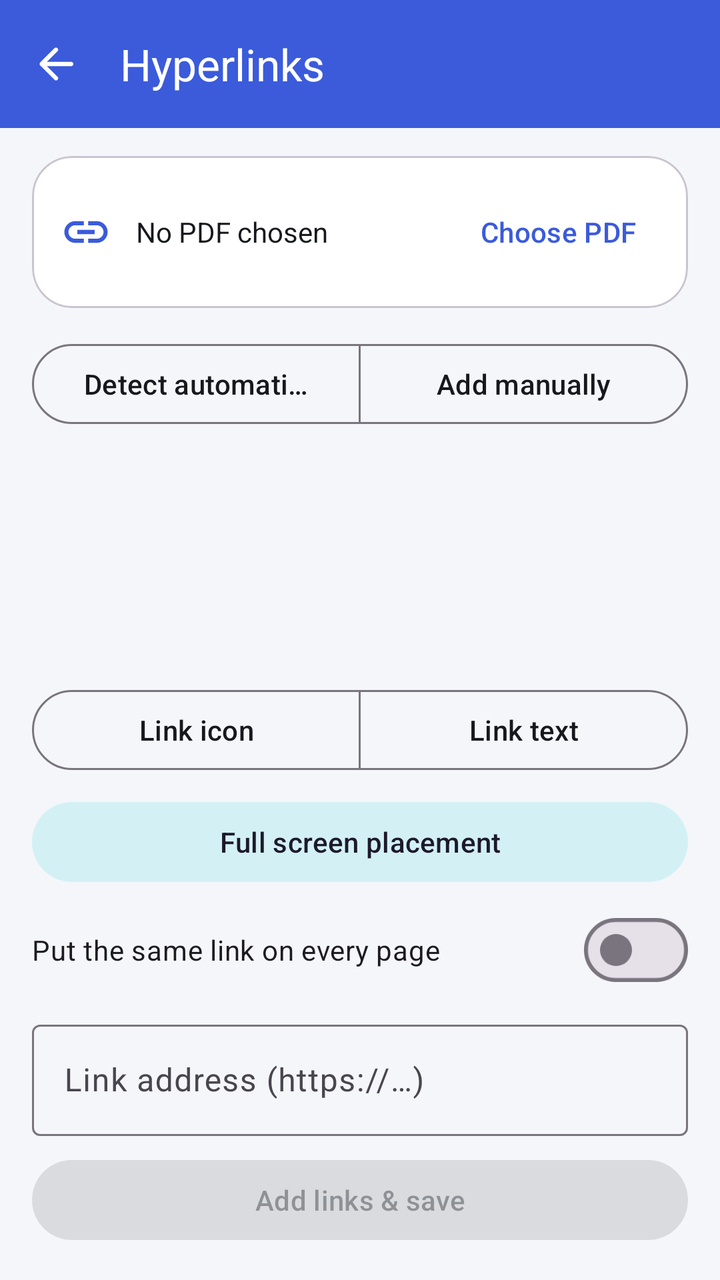
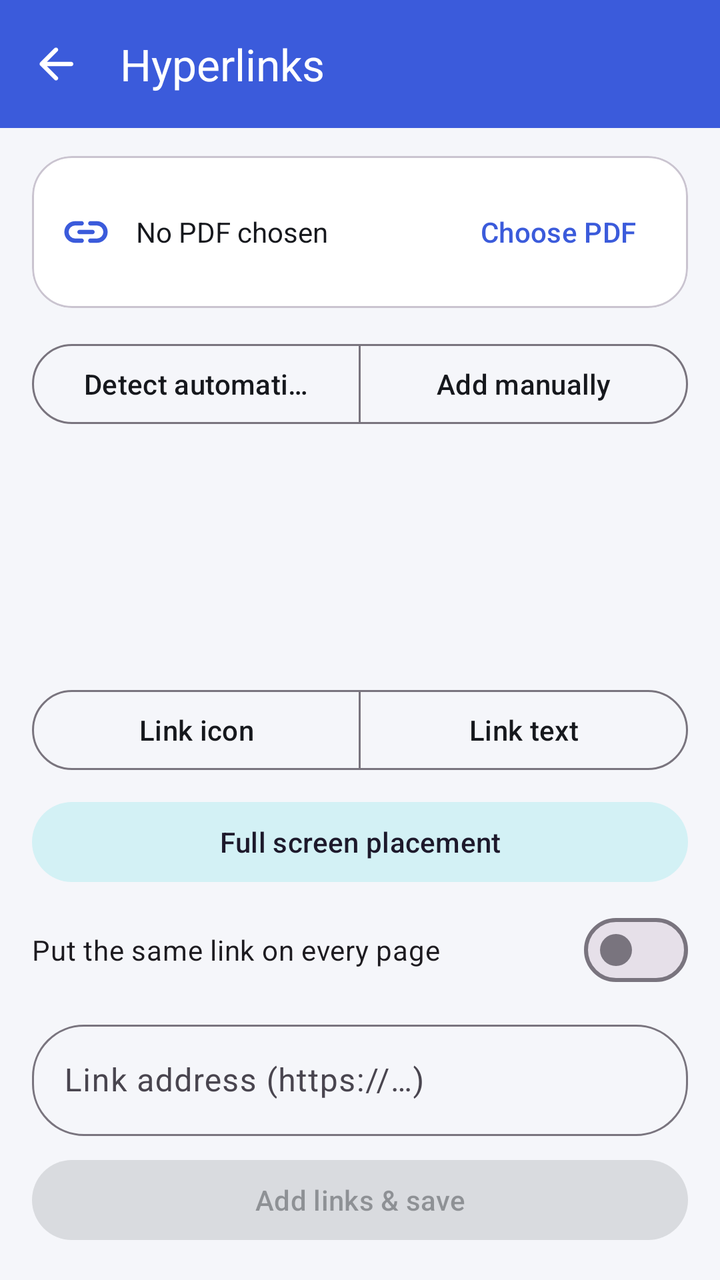

Screens rendered from an Android XML layout before and after an edit, with the pre-edit source and the edit as a unified diff.
<!-- AndroidManifest.xml: application theme Theme.PDFsmith -->
<!-- res/layout/activity_links.xml -->
<?xml version="1.0" encoding="utf-8"?>
<LinearLayout xmlns:android="http://schemas.android.com/apk/res/android"
    xmlns:app="http://schemas.android.com/apk/res-auto"
    android:layout_width="match_parent"
    android:layout_height="match_parent"
    android:background="@color/app_background"
    android:orientation="vertical">

    <com.google.android.material.appbar.MaterialToolbar
        android:id="@+id/toolbar"
        android:layout_width="match_parent"
        android:layout_height="?attr/actionBarSize"
        android:background="?attr/colorPrimary"
        app:navigationIcon="@drawable/ic_back"
        app:navigationIconTint="@color/white"
        app:title="@string/tool_links"
        app:titleTextColor="@color/white" />

    <com.google.android.material.card.MaterialCardView
        android:layout_width="match_parent"
        android:layout_height="wrap_content"
        android:layout_marginStart="16dp"
        android:layout_marginTop="14dp"
        android:layout_marginEnd="16dp"
        app:cardCornerRadius="20dp">

        <LinearLayout
            android:layout_width="match_parent"
            android:layout_height="wrap_content"
            android:gravity="center_vertical"
            android:orientation="horizontal"
            android:padding="14dp">

            <ImageView
                android:layout_width="26dp"
                android:layout_height="26dp"
                android:contentDescription="@string/tool_links"
                android:src="@drawable/ic_link"
                app:tint="@color/brand_primary" />

            <TextView
                android:id="@+id/fileName"
                android:layout_width="0dp"
                android:layout_height="wrap_content"
                android:layout_marginStart="12dp"
                android:layout_weight="1"
                android:ellipsize="middle"
                android:maxLines="1"
                android:text="@string/msg_no_file_chosen"
                android:textColor="@color/text_primary"
                android:textSize="14sp" />

            <com.google.android.material.button.MaterialButton
                android:id="@+id/btnChoose"
                style="@style/Widget.Material3.Button.TextButton"
                android:layout_width="wrap_content"
                android:layout_height="wrap_content"
                android:text="@string/action_choose_pdf" />
        </LinearLayout>
    </com.google.android.material.card.MaterialCardView>

    <com.google.android.material.button.MaterialButtonToggleGroup
        android:id="@+id/modeGroup"
        android:layout_width="match_parent"
        android:layout_height="wrap_content"
        android:layout_marginStart="16dp"
        android:layout_marginTop="14dp"
        android:layout_marginEnd="16dp"
        app:selectionRequired="true"
        app:singleSelection="true">

        <com.google.android.material.button.MaterialButton
            android:id="@+id/modeAuto"
            style="@style/Widget.Material3.Button.OutlinedButton"
            android:layout_width="0dp"
            android:layout_height="wrap_content"
            android:layout_weight="1"
            android:text="@string/links_mode_auto" />

        <com.google.android.material.button.MaterialButton
            android:id="@+id/modeManual"
            style="@style/Widget.Material3.Button.OutlinedButton"
            android:layout_width="0dp"
            android:layout_height="wrap_content"
            android:layout_weight="1"
            android:text="@string/links_mode_manual" />
    </com.google.android.material.button.MaterialButtonToggleGroup>

    <TextView
        android:id="@+id/info"
        android:layout_width="match_parent"
        android:layout_height="wrap_content"
        android:paddingStart="16dp"
        android:paddingTop="12dp"
        android:paddingEnd="16dp"
        android:textColor="@color/text_secondary"
        android:textSize="13sp" />

    <ScrollView
        android:overScrollMode="never"
        android:id="@+id/listWrap"
        android:layout_width="match_parent"
        android:layout_height="0dp"
        android:layout_weight="1"
        android:paddingStart="12dp"
        android:paddingEnd="12dp">

        <LinearLayout
            android:id="@+id/linkList"
            android:layout_width="match_parent"
            android:layout_height="wrap_content"
            android:orientation="vertical" />
    </ScrollView>

    <LinearLayout
        android:id="@+id/manualWrap"
        android:layout_width="match_parent"
        android:layout_height="0dp"
        android:layout_weight="1"
        android:orientation="vertical"
        android:visibility="gone">

        <FrameLayout
            android:layout_width="match_parent"
            android:layout_height="0dp"
            android:layout_weight="1"
            android:background="@color/viewer_bg">

            <ImageView
                android:id="@+id/pageImage"
                android:layout_width="match_parent"
                android:layout_height="match_parent"
                android:contentDescription="@string/tool_links"
                android:scaleType="fitCenter" />

            <com.vk062777.pdfsmith.ui.CropView
                android:id="@+id/rectPick"
                android:layout_width="match_parent"
                android:layout_height="match_parent" />
        </FrameLayout>

        <LinearLayout
            android:layout_width="match_parent"
            android:layout_height="wrap_content"
            android:gravity="center_vertical"
            android:orientation="horizontal"
            android:paddingTop="4dp">

            <ImageButton
                android:id="@+id/prevPage"
                android:layout_width="44dp"
                android:layout_height="44dp"
                android:background="?attr/selectableItemBackgroundBorderless"
                android:contentDescription="@string/action_move_up"
                android:src="@drawable/ic_chevron_left"
                app:tint="@color/text_primary" />

            <TextView
                android:id="@+id/pageLabel"
                android:layout_width="0dp"
                android:layout_height="wrap_content"
                android:layout_weight="1"
                android:gravity="center"
                android:textColor="@color/text_secondary"
                android:textSize="13sp" />

            <ImageButton
                android:id="@+id/nextPage"
                android:layout_width="44dp"
                android:layout_height="44dp"
                android:background="?attr/selectableItemBackgroundBorderless"
                android:contentDescription="@string/action_move_down"
                android:src="@drawable/ic_chevron_right"
                app:tint="@color/text_primary" />
        </LinearLayout>
    </LinearLayout>

    <com.google.android.material.button.MaterialButtonToggleGroup
        android:id="@+id/kindGroup"
        android:layout_width="match_parent"
        android:layout_height="wrap_content"
        android:layout_marginStart="16dp"
        android:layout_marginTop="10dp"
        android:layout_marginEnd="16dp"
        app:selectionRequired="true"
        app:singleSelection="true">

        <com.google.android.material.button.MaterialButton
            android:id="@+id/kindIcon"
            style="@style/Widget.Material3.Button.OutlinedButton"
            android:layout_width="0dp"
            android:layout_height="wrap_content"
            android:layout_weight="1"
            android:text="@string/links_kind_icon" />

        <com.google.android.material.button.MaterialButton
            android:id="@+id/kindText"
            style="@style/Widget.Material3.Button.OutlinedButton"
            android:layout_width="0dp"
            android:layout_height="wrap_content"
            android:layout_weight="1"
            android:text="@string/links_kind_text" />
    </com.google.android.material.button.MaterialButtonToggleGroup>

    <com.google.android.material.textfield.TextInputLayout
        android:id="@+id/textWrap"
        style="@style/Widget.Material3.TextInputLayout.OutlinedBox"
        android:layout_width="match_parent"
        android:layout_height="wrap_content"
        android:layout_marginStart="16dp"
        android:layout_marginTop="8dp"
        android:layout_marginEnd="16dp"
        android:hint="@string/hint_link_text"
        android:visibility="gone">

        <com.google.android.material.textfield.TextInputEditText
            android:id="@+id/textInput"
            android:layout_width="match_parent"
            android:layout_height="wrap_content"
            android:inputType="text"
            android:maxLines="1" />
    </com.google.android.material.textfield.TextInputLayout>

    <LinearLayout
        android:id="@+id/fontRow"
        android:layout_width="match_parent"
        android:layout_height="wrap_content"
        android:layout_marginStart="16dp"
        android:layout_marginTop="8dp"
        android:layout_marginEnd="16dp"
        android:gravity="center_vertical"
        android:orientation="horizontal"
        android:visibility="gone">

        <Spinner
            android:id="@+id/fontSpinner"
            android:layout_width="0dp"
            android:layout_height="wrap_content"
            android:layout_weight="1" />

        <com.google.android.material.textfield.TextInputLayout
            style="@style/Widget.Material3.TextInputLayout.OutlinedBox"
            android:layout_width="96dp"
            android:layout_height="wrap_content"
            android:layout_marginStart="10dp"
            android:hint="@string/hint_link_size">

            <com.google.android.material.textfield.TextInputEditText
                android:id="@+id/sizeInput"
                android:layout_width="match_parent"
                android:layout_height="wrap_content"
                android:inputType="number"
                android:maxLines="1"
                android:text="18" />
        </com.google.android.material.textfield.TextInputLayout>


    </LinearLayout>


    <LinearLayout
        android:id="@+id/opacityRow"
        android:layout_width="match_parent"
        android:layout_height="wrap_content"
        android:layout_marginStart="16dp"
        android:layout_marginTop="8dp"
        android:layout_marginEnd="16dp"
        android:gravity="center_vertical"
        android:orientation="horizontal"
        android:visibility="gone">

        <TextView
            android:layout_width="0dp"
            android:layout_height="wrap_content"
            android:layout_weight="1"
            android:text="@string/label_link_opacity"
            android:textColor="@color/text_secondary"
            android:textSize="13sp" />

        <com.google.android.material.textfield.TextInputLayout
            style="@style/Widget.Material3.TextInputLayout.OutlinedBox"
            android:layout_width="120dp"
            android:layout_height="wrap_content"
            android:hint="@string/hint_link_opacity">

            <com.google.android.material.textfield.TextInputEditText
                android:id="@+id/opacityInput"
                android:layout_width="match_parent"
                android:layout_height="wrap_content"
                android:inputType="number"
                android:maxLines="1"
                android:text="100" />
        </com.google.android.material.textfield.TextInputLayout>
    </LinearLayout>

    <LinearLayout
        android:id="@+id/colourRow"
        android:layout_width="match_parent"
        android:layout_height="wrap_content"
        android:layout_marginStart="16dp"
        android:layout_marginTop="10dp"
        android:layout_marginEnd="16dp"
        android:gravity="center_vertical"
        android:orientation="horizontal"
        android:visibility="gone" />


    <com.google.android.material.button.MaterialButton
        android:id="@+id/btnPlace"
        style="@style/Widget.Material3.Button.TonalButton"
        android:layout_width="match_parent"
        android:layout_height="wrap_content"
        android:layout_marginStart="16dp"
        android:layout_marginTop="8dp"
        android:layout_marginEnd="16dp"
        android:text="@string/links_fullscreen" />

    <com.google.android.material.materialswitch.MaterialSwitch
        android:id="@+id/applyAll"
        android:layout_width="match_parent"
        android:layout_height="wrap_content"
        android:layout_marginStart="16dp"
        android:layout_marginTop="6dp"
        android:layout_marginEnd="16dp"
        android:text="@string/links_apply_all" />

    <com.google.android.material.textfield.TextInputLayout
        android:id="@+id/urlWrap"
        style="@style/Widget.Material3.TextInputLayout.OutlinedBox"
        android:layout_width="match_parent"
        android:layout_height="wrap_content"
        android:layout_marginStart="16dp"
        android:layout_marginTop="8dp"
        android:layout_marginEnd="16dp"
        android:hint="@string/hint_link_url">

        <com.google.android.material.textfield.TextInputEditText
            android:id="@+id/urlInput"
            android:layout_width="match_parent"
            android:layout_height="wrap_content"
            android:inputType="textUri"
            android:maxLines="1" />
    </com.google.android.material.textfield.TextInputLayout>

    <com.google.android.material.button.MaterialButton
        android:id="@+id/btnRun"
        android:layout_width="match_parent"
        android:layout_height="wrap_content"
        android:layout_marginStart="16dp"
        android:layout_marginTop="8dp"
        android:layout_marginEnd="16dp"
        android:layout_marginBottom="16dp"
        android:enabled="false"
        android:text="@string/links_add_save" />

</LinearLayout>
<!-- resources referenced by this layout -->
<resources>
  <color name="app_background">#FFF5F6FA</color>
  <color name="brand_primary">#FF3B5BDB</color>
  <color name="text_primary">#FF16181D</color>
  <color name="text_secondary">#FF5B6472</color>
  <color name="viewer_bg">#FF2B2D33</color>
  <color name="white">#FFFFFFFF</color>
  <!-- drawable ic_link (drawable) -->
  <?xml version="1.0" encoding="utf-8"?>
  <vector xmlns:android="http://schemas.android.com/apk/res/android"
      android:width="24dp" android:height="24dp"
      android:viewportWidth="24" android:viewportHeight="24">
      <path android:fillColor="#FF000000"
          android:pathData="M3.9,12c0,-1.71 1.39,-3.1 3.1,-3.1h4V7H7c-2.76,0 -5,2.24 -5,5s2.24,5 5,5h4v-1.9H7c-1.71,0 -3.1,-1.39 -3.1,-3.1zM8,13h8v-2H8v2zM17,7h-4v1.9h4c1.71,0 3.1,1.39 3.1,3.1s-1.39,3.1 -3.1,3.1h-4V17h4c2.76,0 5,-2.24 5,-5s-2.24,-5 -5,-5z" />
  </vector>
  <string name="action_move_up">Move up</string>
  <string name="hint_link_size">Size</string>
  <string name="links_kind_icon">Link icon</string>
  <string name="links_kind_text">Link text</string>
  <string name="tool_links">Hyperlinks</string>
  <style name="Theme.PDFsmith" parent="Theme.Material3.DayNight.NoActionBar">
          <item name="colorPrimary">#FF3B5BDB</item>
          <item name="colorOnPrimary">@color/white</item>
          <item name="colorPrimaryContainer">#FFDDE4FF</item>
          <item name="colorOnPrimaryContainer">#FF16224F</item>
          <item name="colorSecondary">@color/brand_secondary</item>
          <item name="colorSecondaryContainer">@color/brand_secondary_container</item>
          <item name="android:colorBackground">@color/app_background</item>
          <item name="colorSurface">@color/surface</item>
          <item name="colorOnSurface">@color/text_primary</item>
          <item name="android:statusBarColor">?attr/colorPrimary</item>
          <item name="android:windowLightStatusBar">false</item>
          <item name="android:navigationBarColor">@color/surface</item>
          <item name="android:windowAnimationStyle">@style/Animation.PDFsmith</item>
          <item name="alertDialogTheme">@style/ThemeOverlay.KavoPDF.Dialog</item>
          <item name="materialAlertDialogTheme">@style/ThemeOverlay.KavoPDF.Dialog</item>
      </style>
  <color name="brand_secondary">#FF0C8599</color>
  <color name="surface">#FFFFFFFF</color>
  <!-- unchanged entries left out for length: 20 -->
</resources>

<!-- the commit's change to res/layout/activity_links.xml (unified diff, before → after) -->
@@ -12,9 +12,9 @@
         android:layout_height="?attr/actionBarSize"
         android:background="?attr/colorPrimary"
         app:navigationIcon="@drawable/ic_back"
-        app:navigationIconTint="@color/white"
+        app:navigationIconTint="?attr/colorOnPrimary"
         app:title="@string/tool_links"
-        app:titleTextColor="@color/white" />
+        app:titleTextColor="?attr/colorOnPrimary" />
 
     <com.google.android.material.card.MaterialCardView
         android:layout_width="match_parent"
<!-- resource entries referenced after the edit -->
@@ -9,10 +9,13 @@
   <!-- drawable ic_link (drawable) -->
   <?xml version="1.0" encoding="utf-8"?>
   <vector xmlns:android="http://schemas.android.com/apk/res/android"
-      android:width="24dp" android:height="24dp"
-      android:viewportWidth="24" android:viewportHeight="24">
-      <path android:fillColor="#FF000000"
-          android:pathData="M3.9,12c0,-1.71 1.39,-3.1 3.1,-3.1h4V7H7c-2.76,0 -5,2.24 -5,5s2.24,5 5,5h4v-1.9H7c-1.71,0 -3.1,-1.39 -3.1,-3.1zM8,13h8v-2H8v2zM17,7h-4v1.9h4c1.71,0 3.1,1.39 3.1,3.1s-1.39,3.1 -3.1,3.1h-4V17h4c2.76,0 5,-2.24 5,-5s-2.24,-5 -5,-5z" />
+      android:width="26dp"
+      android:height="26dp"
+      android:viewportWidth="960"
+      android:viewportHeight="960">
+      <group android:translateY="960">
+          <path android:fillColor="#FF000000" android:pathData="M280-280q-83 0-141.5-58.5T80-480q0-83 58.5-141.5T280-680h120q17 0 28.5 11.5T440-640q0 17-11.5 28.5T400-600H280q-50 0-85 35t-35 85q0 50 35 85t85 35h120q17 0 28.5 11.5T440-320q0 17-11.5 28.5T400-280H280Zm80-160q-17 0-28.5-11.5T320-480q0-17 11.5-28.5T360-520h240q17 0 28.5 11.5T640-480q0 17-11.5 28.5T600-440H360Zm200 160q-17 0-28.5-11.5T520-320q0-17 11.5-28.5T560-360h120q50 0 85-35t35-85q0-50-35-85t-85-35H560q-17 0-28.5-11.5T520-640q0-17 11.5-28.5T560-680h120q83 0 141.5 58.5T880-480q0 83-58.5 141.5T680-280H560Z" />
+      </group>
   </vector>
   <string name="action_move_up">Move up</string>
   <string name="hint_link_size">Size</string>
@@ -33,11 +36,37 @@
           <item name="android:windowLightStatusBar">false</item>
           <item name="android:navigationBarColor">@color/surface</item>
           <item name="android:windowAnimationStyle">@style/Animation.PDFsmith</item>
+          <item name="textInputStyle">@style/Widget.KavoPDF.TextInput</item>
+          
+          <item name="shapeCornerExtraSmall">6dp</item>
+          <item name="shapeCornerSmall">10dp</item>
+          <item name="shapeCornerMedium">16dp</item>
+          <item name="shapeCornerLarge">22dp</item>
+          <item name="shapeCornerExtraLarge">30dp</item>
+          <item name="materialButtonStyle">@style/Widget.KavoPDF.Button</item>
           <item name="alertDialogTheme">@style/ThemeOverlay.KavoPDF.Dialog</item>
           <item name="materialAlertDialogTheme">@style/ThemeOverlay.KavoPDF.Dialog</item>
       </style>
   <color name="brand_secondary">#FF0C8599</color>
   <color name="surface">#FFFFFFFF</color>
+  <style name="Widget.KavoPDF.TextInput" parent="Widget.Material3.TextInputLayout.FilledBox">
+          <item name="boxBackgroundColor">@color/field_bg</item>
+          <item name="boxCornerRadiusTopStart">26dp</item>
+          <item name="boxCornerRadiusTopEnd">26dp</item>
+          <item name="boxCornerRadiusBottomStart">26dp</item>
+          <item name="boxCornerRadiusBottomEnd">26dp</item>
+          <item name="boxStrokeWidth">0dp</item>
+          <item name="boxStrokeWidthFocused">0dp</item>
+          <item name="hintTextColor">?attr/colorPrimary</item>
+      </style>
+  <style name="Widget.KavoPDF.Button" parent="Widget.Material3.Button">
+          <item name="shapeAppearance">@style/ShapeAppearance.KavoPDF.Pill</item>
+      </style>
+  <color name="field_bg">#FFF0F1F5</color>
+  <style name="ShapeAppearance.KavoPDF.Pill" parent="">
+          <item name="cornerFamily">rounded</item>
+          <item name="cornerSize">50%</item>
+      </style>
   <!-- unchanged entries left out for length: 20 -->
 </resources>
 
